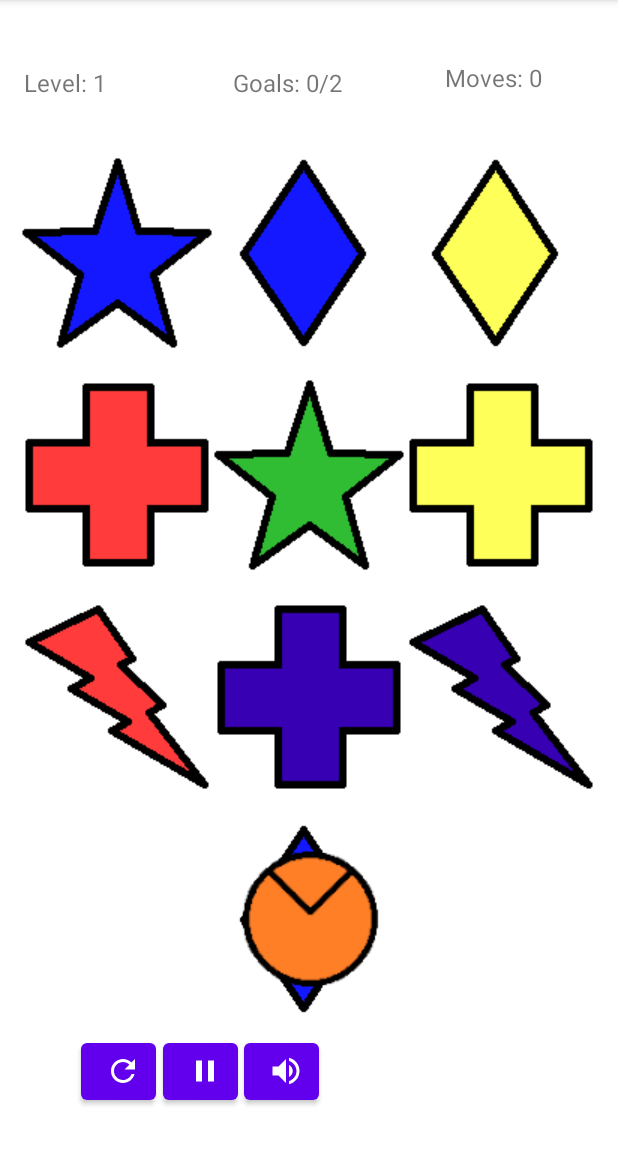
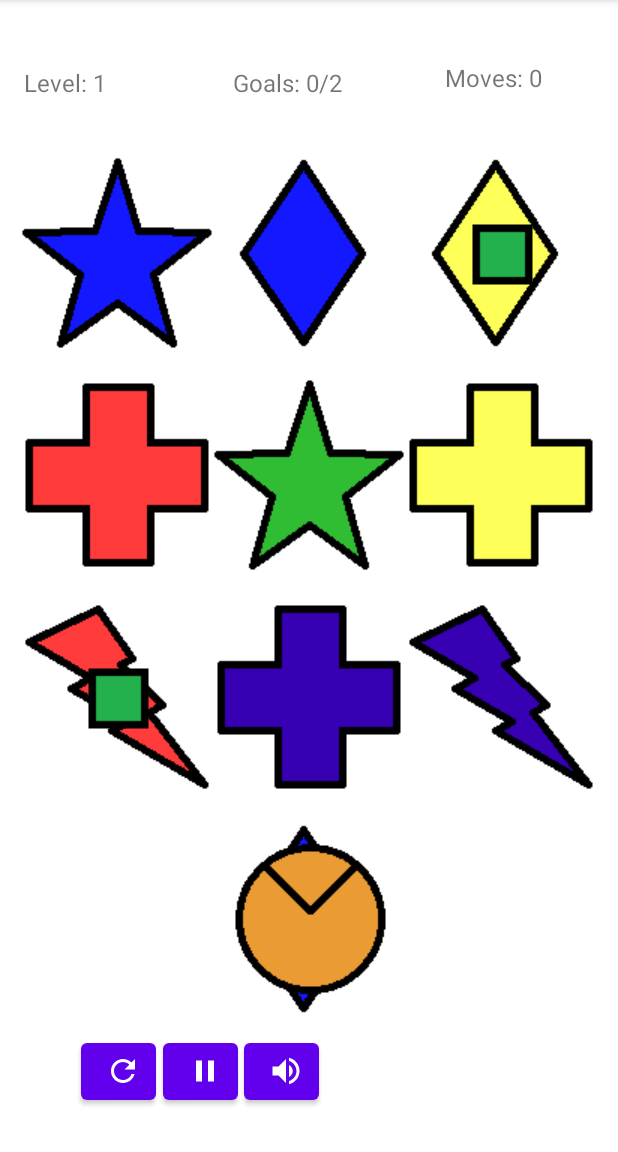
Before and after one commit to Fallen-Pie/Assessment_3_EyeMaze, an Android app: the screen it shows after launch (GameActivity), after a tap on "RESET", on a phone screen of 412 x 824 dp, the part 84-1236 px from its top. Run offline under Robolectric (Android 15) with nearby library versions, the phone set to English and light mode, and no system bars.

Commit message:
Added goals and highlighting

```diff
--- a/app/src/main/java/nz/ac/ara/bd/eyemaze/model/Game.java
+++ b/app/src/main/java/nz/ac/ara/bd/eyemaze/model/Game.java
@@ -3,8 +3,8 @@ package nz.ac.ara.bd.eyemaze.model;
 import java.util.*;
 
 public class Game implements IGoalHolder, ILevelHolder, IMoving, ISquareHolder, IEyeballHolder {
-    public List<Level> levelList = new ArrayList<>();
-    public int currentLevel = 0;
+    List<Level> levelList = new ArrayList<>();
+    int currentLevel = 0;
 
     @Override
     public void addGoal(int row, int column) {
--- a/app/src/main/java/nz/ac/ara/bd/eyemaze/view/GameActivity.java
+++ b/app/src/main/java/nz/ac/ara/bd/eyemaze/view/GameActivity.java
@@ -1,6 +1,5 @@
 package nz.ac.ara.bd.eyemaze.view;
 
-import static android.media.AudioManager.ADJUST_MUTE;
 import static java.lang.Integer.parseInt;
 
 import android.annotation.SuppressLint;
@@ -20,7 +19,6 @@ import android.util.Log;
 import android.view.Gravity;
 import android.view.View;
 import android.widget.ImageButton;
-import android.widget.ImageView;
 import android.widget.LinearLayout;
 import android.widget.TextView;
 
@@ -34,7 +32,6 @@ import com.google.android.material.button.MaterialButton;
 
 import java.util.ArrayList;
 import java.util.List;
-import java.util.ResourceBundle;
 
 import nz.ac.ara.bd.eyemaze.R;
 import nz.ac.ara.bd.eyemaze.model.BlankSquare;
@@ -81,14 +78,7 @@ public class GameActivity extends AppCompatActivity {
                 ImageButton new_button = new ImageButton(this);
                 new_button.setTag(row + "_" + column);
                 ll_row.addView(new_button);
-                //new_button.getLayoutParams().width = (552/game.getLevelWidth());
-                /*if (game.hasGoalAt(row, column)) {
-                    new_button.setColorFilter(getColor(R.color.green), PorterDuff.Mode.MULTIPLY );
-                } else */if ((game.getEyeballColumn() == column && game.getEyeballRow() == row)) {
-                    setColourShape(new_button, row, column, true);
-                } else {
-                    setColourShape(new_button, row, column, false);
-                }
+                setColourShape(new_button, row, column, game.getEyeballColumn() == column && game.getEyeballRow() == row);
                 new_button.setOnClickListener(gameClickListener);
             }
         }
@@ -171,6 +161,7 @@ public class GameActivity extends AppCompatActivity {
         List<Drawable> drawableList = new ArrayList<>();
         drawableList.add(shape);
         if (player) drawableList.add(playerCharacter());
+        else if (game.hasGoalAt(row, column)) drawableList.add(getDrawable(R.drawable.goal));
         LayerDrawable finalDrawable = new LayerDrawable(drawableList.toArray(new Drawable[0]));
         Bitmap bitmap = Bitmap.createBitmap(finalDrawable.getIntrinsicWidth(), finalDrawable.getIntrinsicHeight(), Bitmap.Config.ARGB_8888);
         Canvas canvas = new Canvas(bitmap);
@@ -193,7 +184,10 @@ public class GameActivity extends AppCompatActivity {
         Canvas tempCanvas = new Canvas(bmResult);
         tempCanvas.rotate(rotation, (float) bmpOriginal.getWidth()/2, (float) bmpOriginal.getHeight()/2);
         tempCanvas.drawBitmap(bmpOriginal, 0, 0, null);
-        return new BitmapDrawable(getResources(), bmResult);
+        Drawable finalDrawable = new BitmapDrawable(getResources(), bmResult);
+        if (!movingPlayer) finalDrawable.setColorFilter(getColor(R.color.orange), PorterDuff.Mode.MULTIPLY);
+        else finalDrawable.setColorFilter(getColor(R.color.highlight), PorterDuff.Mode.MULTIPLY);
+        return finalDrawable;
     }
 
     View.OnClickListener gameClickListener = new View.OnClickListener() {
@@ -206,7 +200,7 @@ public class GameActivity extends AppCompatActivity {
                 movingPlayer = true;
                 previousButton = (ImageButton) view;
                 previousLocation = new Position(newRow, newColumn);
-                previousButton.setColorFilter(R.color.highlight, PorterDuff.Mode.LIGHTEN);
+                setColourShape(previousButton, previousLocation.getRow(), previousLocation.getColumn() ,true);
             } else if (!((game.getEyeballColumn() == newColumn && game.getEyeballRow() == newRow)) && movingPlayer) {
                 if (!game.isDirectionOK(newRow, newColumn)) {
                     playAudio(R.raw.error);
```
Also changed, not shown: app/src/main/res/drawable/goal.png (added), app/src/main/res/drawable/player.png.
